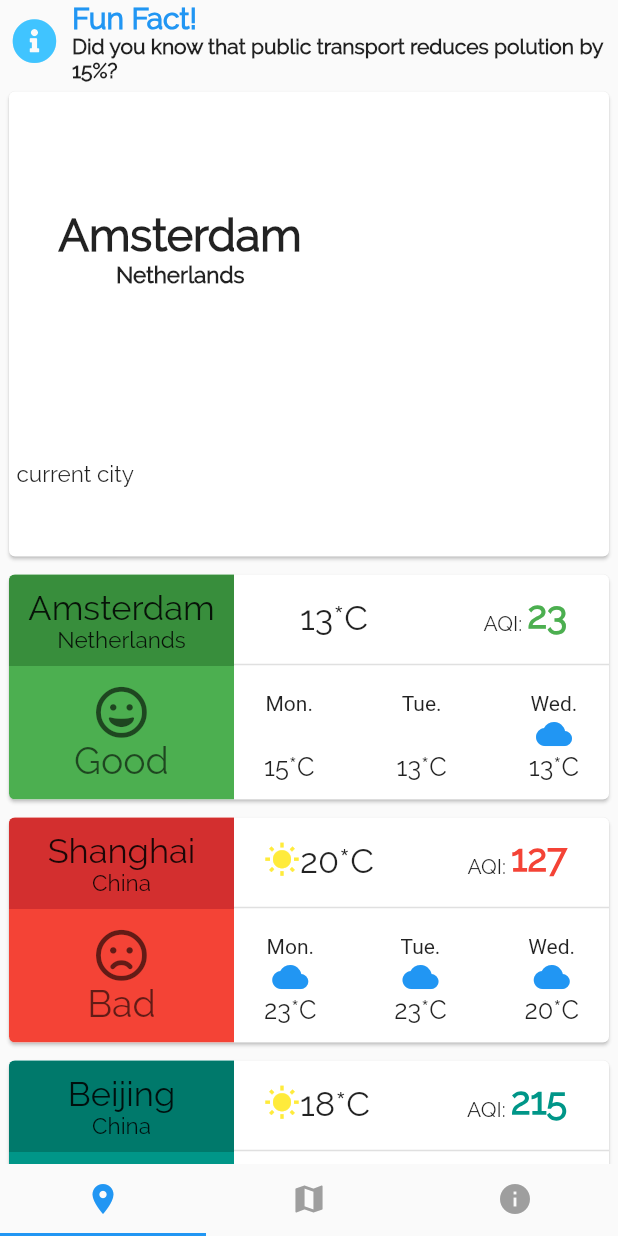
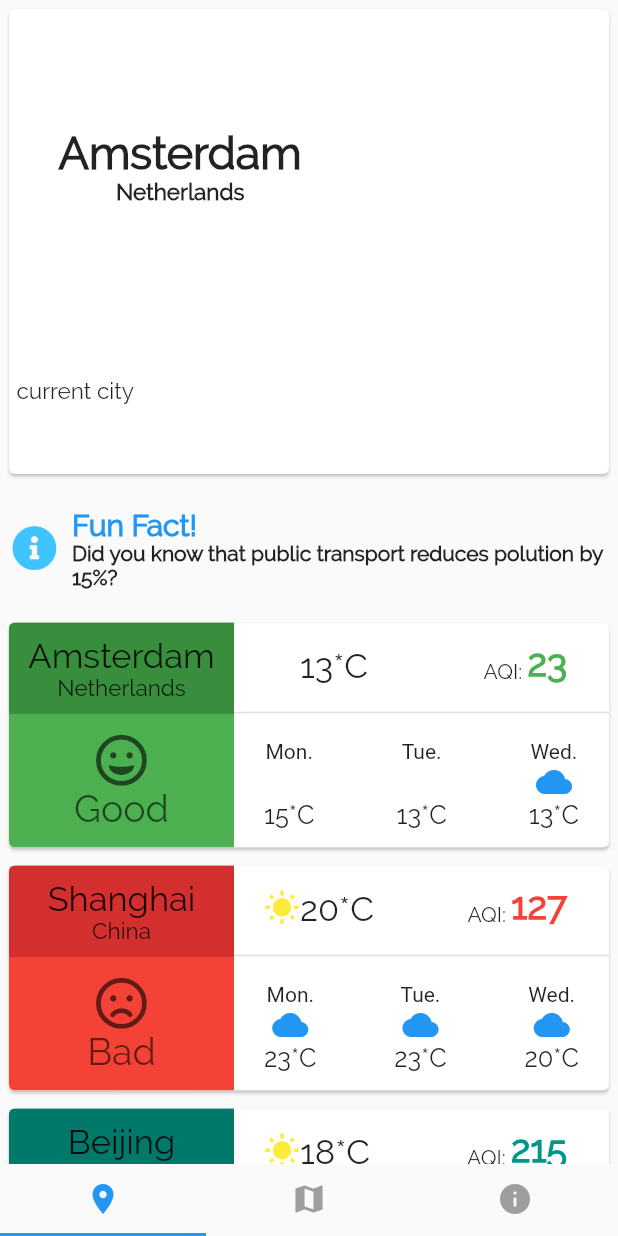
Before and after one commit to alexpavelm/SpaceAppsProject, a Flutter app: the BottomNavBar screen opened directly, on a phone screen of 412 x 824 dp. Run offline on Flutter 3.47's test engine with Material 2 defaults, Android fonts, the phone set to English and light mode, and no system bars; drawn by our look-alikes of auto_size_text; our stand-ins replace font_awesome_flutter.

Commit message:
Merge branch 'master' of https://github.com/alexpavelm/SpaceAppsProject
# Conflicts:
#	lib/SmallCard.dart

```diff
--- a/lib/FunFact.dart
+++ b/lib/FunFact.dart
@@ -2,12 +2,21 @@ import 'package:flutter/cupertino.dart';
 import 'package:flutter/material.dart';
 import 'package:font_awesome_flutter/font_awesome_flutter.dart';
 
+import 'FunFactObject.dart';
+import 'GlobalData.dart';
+
 class FunFact extends StatelessWidget {
+  FunFactObject data;
+  var globalData = GlobalData();
+
+  FunFact(this.data);
+
   @override
   Widget build(BuildContext context) {
-    return SafeArea(
+    return InkWell(
+      onTap: () => globalData.launchURL(data.link),
       child: Padding(
-        padding: const EdgeInsets.only(left: 8),
+        padding: const EdgeInsets.only(left: 8, top: 16, bottom: 16, right: 8),
         child: Container(
           child: Row(
             children: <Widget>[
@@ -29,7 +38,7 @@ class FunFact extends StatelessWidget {
                               color: Colors.blue),
                         ),
                         Text(
-                          "Did you know that public transport reduces polution by 15%?",
+                          data.text,
                           style: TextStyle(
                             fontFamily: 'Raleway',
                             fontWeight: FontWeight.w600,
--- /dev/null
+++ b/lib/FunFactObject.dart
@@ -0,0 +1,6 @@
+class FunFactObject {
+  String text;
+  String link;
+
+  FunFactObject(this.text, this.link);
+}
--- a/lib/GlobalData.dart
+++ b/lib/GlobalData.dart
@@ -2,14 +2,15 @@ import 'dart:ui';
 
 import 'package:flutter/material.dart';
 import 'package:font_awesome_flutter/font_awesome_flutter.dart';
-import 'package:space_apps_project/main.dart';
+import 'package:url_launcher/url_launcher.dart';
 
+import 'FunFactObject.dart';
 import 'LocationData.dart';
 
 class GlobalData {
   List<LocationData> cityList;
   LocationData mainCity;
-
+  List<FunFactObject> funFacts;
   static final GlobalData _singleton = GlobalData._internal();
 
   factory GlobalData() {
@@ -18,6 +19,8 @@ class GlobalData {
 
   GlobalData._internal();
   void create() {
+    funFacts = new List();
+    funFacts.add(new FunFactObject("Did you know that public transport reduces polution by 15%?", "https://google.ro"));
     cityList = new List();
     mainCity = new LocationData("Amsterdam", "Netherlands", ["rainy", "rainy", "rainy", "cloudy", "cloudy"], [13, 15, 13, 13, 15], 23, []);
     cityList.add(new LocationData("Amsterdam", "Netherlands", ["rainy", "rainy", "rainy", "cloudy", "cloudy"], [13, 15, 13, 13, 15], 23, []));
@@ -31,6 +34,18 @@ class GlobalData {
     cityList.add(new LocationData("Manila", "Philippines", ["rainy", "rainy", "sunny", "sunny", "sunny"], [31, 30, 30, 30, 29], 55, []));
     cityList.add(new LocationData("Tianjin", "China", ["cloudy", "sunny", "cloudy", "cloudy", "cloudy"], [22, 20, 22, 24, 17], 194, []));
     cityList.add(new LocationData("Bucharest", "Romania", ["sunny", "sunny", "sunny", "sunny", "sunny"], [24, 22, 23, 21, 21], 74, []));
+  }
+
+  launchURL(String url) async {
+    if (await canLaunch(url)) {
+      await launch(url);
+    } else {
+      throw 'Could not launch $url';
+    }
+  }
+
+  FunFactObject getFunFact() {
+    return funFacts[0];
   }
 
   Icon getWeatherIcon(String weather) {
--- a/lib/MainPage.dart
+++ b/lib/MainPage.dart
@@ -2,6 +2,7 @@ import 'package:flutter/cupertino.dart';
 import 'package:space_apps_project/CurrentLocation.dart';
 
 import 'FunFact.dart';
+import 'GlobalData.dart';
 import 'SmallCard.dart';
 
 class MainPage extends StatefulWidget {
@@ -10,9 +11,11 @@ class MainPage extends StatefulWidget {
 }
 
 class _MainPageState extends State<MainPage> {
+  static var globalData = GlobalData();
   final List<Widget> _children = [
-    FunFact(),
     CurrentLocation(),
+    FunFact(globalData.getFunFact()),
+
     SmallCard()
   ];
   @override
--- a/pubspec.yaml
+++ b/pubspec.yaml
@@ -21,6 +21,7 @@ dependencies:
     sdk: flutter
   auto_size_text: ^2.1.0
   font_awesome_flutter: ^8.5.0
+  url_launcher: ^5.2.3
 
   # The following adds the Cupertino Icons font to your application.
   # Use with the CupertinoIcons class for iOS style icons.
```
Also changed, not shown: pubspec.lock.
